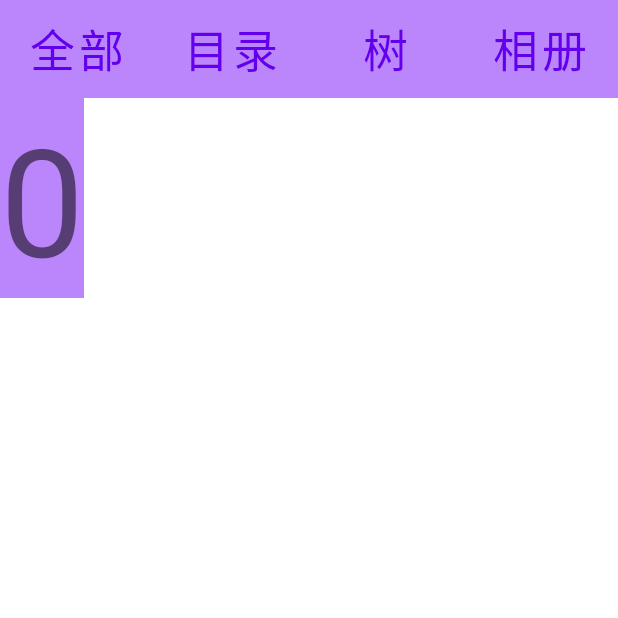
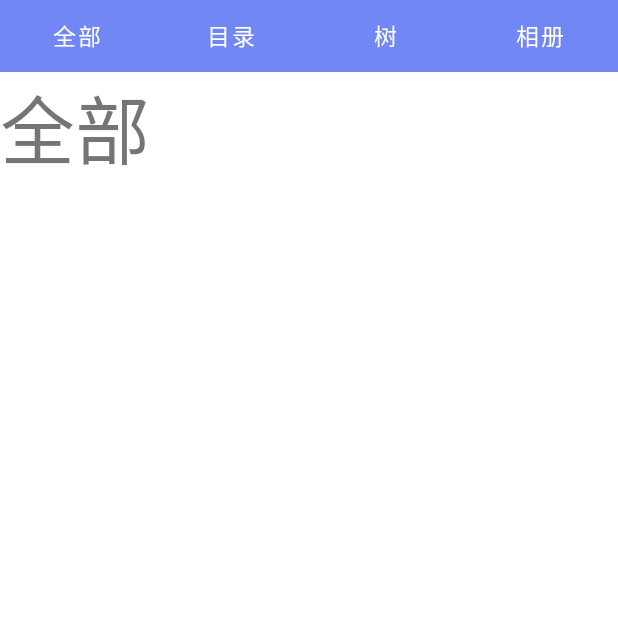
Before and after one commit to yue-hai/yuehai-pic, an Android app: the screen it shows after launch (HomeActivity), on a phone screen of 412 x 824 dp, the top half of it. Run offline under Robolectric (Android 15) with nearby library versions, the phone set to English and light mode, and no system bars.

Commit message:
主页 home、内容主体 content

```diff
--- a/app/src/main/AndroidManifest.xml
+++ b/app/src/main/AndroidManifest.xml
@@ -14,11 +14,11 @@
         android:theme，指定 App 的显示风格。
      -->
 	<application
-		android:allowBackup="true"
+		android:allowBackup="false"
 		android:label="@string/app_name"
 		android:icon="@mipmap/ic_launcher"
 		android:roundIcon="@mipmap/ic_launcher_round"
-		android:supportsRtl="true"
+		android:supportsRtl="false"
 		android:theme="@style/Theme.Y_pic"
 		android:fullBackupContent="@xml/backup_rules"
 		tools:targetApi="31"
--- a/app/src/main/java/com/yuehai/pic/HomeActivity.kt
+++ b/app/src/main/java/com/yuehai/pic/HomeActivity.kt
@@ -1,20 +1,40 @@
 package com.yuehai.pic
 
-import android.annotation.SuppressLint
 import android.os.Bundle
 import androidx.appcompat.app.AppCompatActivity
+import androidx.viewpager.widget.ViewPager
+import androidx.viewpager2.adapter.FragmentStateAdapter
+import androidx.viewpager2.widget.ViewPager2
+import com.yuehai.pic.ui.adapter.HomeContentAdapter
 
 /**
 @author 月海
 @create 2023/4/26 19:59
  */
 class HomeActivity: AppCompatActivity() {
-    @SuppressLint("SetTextI18n")
+
+    // 定义 Fragment 需要显示的数据
+    private val fragmentData = listOf(
+        "content_all",
+        "content_directory",
+        "content_tree",
+        "content_album"
+    )
+
     override fun onCreate(savedInstanceState: Bundle?) {
         super.onCreate(savedInstanceState)
         // 设置内容视图；当前的组件显示哪个视图（窗口）；R 就是 res 包
         setContentView(R.layout.home)
 
+        // 获取翻页视图对象
+        val viewPager = findViewById<ViewPager2>(R.id.content)
+        // 构建适配器
+        val homeContentAdapter = HomeContentAdapter(this , fragmentData)
+        // 传入适配器实例
+        viewPager?.adapter = homeContentAdapter
+        // 默认开始选中第几个视图
+        viewPager.currentItem = 0
+
     }
 
 }
--- /dev/null
+++ b/app/src/main/java/com/yuehai/pic/ui/adapter/HomeContentAdapter.kt
@@ -0,0 +1,41 @@
+package com.yuehai.pic.ui.adapter
+
+import androidx.fragment.app.Fragment
+import androidx.fragment.app.FragmentActivity
+import androidx.viewpager2.adapter.FragmentStateAdapter
+import com.yuehai.pic.ui.fragment.FragmentContentAlbum
+import com.yuehai.pic.ui.fragment.FragmentContentAll
+import com.yuehai.pic.ui.fragment.FragmentContentDirectory
+import com.yuehai.pic.ui.fragment.FragmentContentTree
+
+class HomeContentAdapter(
+	/**
+	 * FragmentActivity 是一个特殊的 Activity，它提供了一种处理 Fragment 的方法，可以在 API 级别低于 11 的系统版本上使用。
+	 * 如果支持的最低系统版本是 API 级别 11 或更高，则可以使用常规 Activity
+	 */
+	private var fa: FragmentActivity,
+	// 所需数据
+	private var data: List<String>
+): FragmentStateAdapter(fa) {
+
+	// 返回要显示的 Fragment 的个数
+	override fun getItemCount(): Int {
+		return data.size
+	}
+
+	// 返回要显示的 Fragment 实例
+	override fun createFragment(p0: Int): Fragment {
+		var fragmentView: Fragment? = null
+
+		when(data[p0]){
+			"content_all" -> { fragmentView = FragmentContentAll() }
+			"content_directory" -> { fragmentView = FragmentContentDirectory() }
+			"content_tree" -> { fragmentView = FragmentContentTree() }
+			"content_album" -> { fragmentView = FragmentContentAlbum() }
+		}
+
+		return fragmentView!!
+	}
+
+
+}
--- /dev/null
+++ b/app/src/main/java/com/yuehai/pic/ui/fragment/FragmentContentAll.kt
@@ -0,0 +1,28 @@
+package com.yuehai.pic.ui.fragment
+
+import android.os.Bundle
+import android.view.LayoutInflater
+import android.view.View
+import android.view.ViewGroup
+import androidx.fragment.app.Fragment
+import com.yuehai.pic.R
+
+
+class FragmentContentAll: Fragment()  {
+
+	/**
+	 * onCreateView 是碎片的生命周期中的一种状态，在为碎片创建视图（加载布局）时调用
+	 *
+	 * LayoutInflater inflater：作用类似于 findViewById()
+	 *      findViewById（）用来寻找 xml 布局下的具体的控件（Button、TextView等）
+	 *      LayoutInflater inflater() 用来找 res/layout/ 下的 xml 布局文件
+	 * ViewGroup container：表示容器，View 放在里面
+	 * Bundle savedInstanceState：保存当前的状态，在活动的生命周期中，只要离开了可见阶段，活动很可能就会被进程终止，这种机制能保存当时的状态
+	 */
+	override fun onCreateView(inflater: LayoutInflater, container: ViewGroup?, savedInstanceState: Bundle?): View? {
+		// 加载 Fragment 布局
+		val view = inflater.inflate(R.layout.fragment_content_all, container, false)
+
+		return view
+	}
+}
--- a/app/src/main/java/com/yuehai/pic/ui/fragment/ClickableText.kt
+++ b/app/src/main/java/com/yuehai/pic/ui/fragment/FragmentNavigationBar.kt
@@ -6,17 +6,17 @@ import android.view.LayoutInflater
 import android.view.View
 import android.view.ViewGroup
 import android.widget.Button
+import androidx.fragment.app.Fragment
 import com.yuehai.pic.R
-import com.yuehai.pic.ui.fragment.base.BaseFragment
 
 /**
 @author 月海
 @create 2023/4/29 19:30
  */
-class ClickableText: BaseFragment() {
+class FragmentNavigationBar: Fragment() {
 
     /**
-     * onCreatView 是碎片的生命周期中的一种状态，在为碎片创建视图（加载布局）时调用
+     * onCreateView 是碎片的生命周期中的一种状态，在为碎片创建视图（加载布局）时调用
      *
      * LayoutInflater inflater：作用类似于 findViewById()
      *      findViewById（）用来寻找 xml 布局下的具体的控件（Button、TextView等）
@@ -26,7 +26,7 @@ class ClickableText: BaseFragment() {
      */
     override fun onCreateView(inflater: LayoutInflater, container: ViewGroup?, savedInstanceState: Bundle?): View? {
         // 加载 Fragment 布局
-        val view = inflater.inflate(R.layout.fragment_clickable_text, container, false)
+        val view = inflater.inflate(R.layout.fragment_navigation_bar, container, false)
 
         // 给 Fragment 的按钮添加事件
         view.findViewById<Button>(R.id.nav_all).setOnClickListener { onClickListenerNavAll() }
--- a/app/src/main/java/com/yuehai/pic/ui/fragment/base/BaseFragment.kt
+++ /dev/null
@@ -1,13 +0,0 @@
-package com.yuehai.pic.ui.fragment.base
-
-import androidx.fragment.app.Fragment
-
-/**
-@author 月海
-@create 2023/4/29 18:30
-
-Fragment 基类
- */
-abstract class BaseFragment: Fragment() {
-
-}
--- /dev/null
+++ b/app/src/main/res/layout/fragment_content_all.xml
@@ -0,0 +1,13 @@
+<?xml version="1.0" encoding="utf-8"?>
+<!-- 主体内容：全部 -->
+<LinearLayout xmlns:android="http://schemas.android.com/apk/res/android"
+	android:layout_width="match_parent"
+	android:layout_height="match_parent">
+
+	<TextView
+		android:text="全部"
+		android:textSize="50dp"
+		android:layout_width="wrap_content"
+		android:layout_height="wrap_content" />
+
+</LinearLayout>
--- a/app/src/main/res/layout/fragment_clickable_text.xml
+++ b/app/src/main/res/layout/fragment_navigation_bar.xml
@@ -12,44 +12,52 @@
 	android:layout_width="match_parent"
 	android:layout_height="wrap_content"
 	android:orientation="horizontal"
-	android:background="@color/purple_200"
+	android:background="@color/yuehai_light_blue"
 	android:weightSum="4">
 
 	<Button
 		android:id="@+id/nav_all"
-		android:layout_width="0dp"
+		android:layout_width="@dimen/dp_0"
 		android:layout_height="wrap_content"
 		android:gravity="center"
 		android:text="@string/nav_all"
-		android:textSize="30sp"
-		android:layout_weight="1" style="?android:attr/buttonBarButtonStyle"/>
+		android:textSize="@dimen/sp_20"
+		android:textColor="@color/white"
+		android:layout_weight="1"
+		style="?android:attr/buttonBarButtonStyle"/>
 
 	<Button
 		android:id="@+id/nav_directory"
-		android:layout_width="0dp"
+		android:layout_width="@dimen/dp_0"
 		android:layout_height="wrap_content"
 		android:gravity="center"
 		android:text="@string/nav_directory"
-		android:textSize="30sp"
-		android:layout_weight="1" style="?android:attr/buttonBarButtonStyle"/>
+		android:textSize="@dimen/sp_20"
+		android:textColor="@color/white"
+		android:layout_weight="1"
+		style="?android:attr/buttonBarButtonStyle"/>
 
 	<Button
 		android:id="@+id/nav_tree"
-		android:layout_width="0dp"
+		android:layout_width="@dimen/dp_0"
 		android:layout_height="wrap_content"
 		android:gravity="center"
 		android:text="@string/nav_tree"
-		android:textSize="30sp"
-		android:layout_weight="1" style="?android:attr/buttonBarButtonStyle"/>
+		android:textSize="@dimen/sp_20"
+		android:textColor="@color/white"
+		android:layout_weight="1"
+		style="?android:attr/buttonBarButtonStyle"/>
 
 	<Button
 		android:id="@+id/nav_album"
-		android:layout_width="0dp"
+		android:layout_width="@dimen/dp_0"
 		android:layout_height="wrap_content"
 		android:gravity="center"
 		android:text="@string/nav_album"
-		android:textSize="30sp"
-		android:layout_weight="1" style="?android:attr/buttonBarButtonStyle"/>
+		android:textSize="@dimen/sp_20"
+		android:textColor="@color/white"
+		android:layout_weight="1"
+		style="?android:attr/buttonBarButtonStyle"/>
 
 
 </LinearLayout>
--- a/app/src/main/res/layout/home.xml
+++ b/app/src/main/res/layout/home.xml
@@ -1,26 +1,27 @@
 <?xml version="1.0" encoding="utf-8"?>
 <LinearLayout xmlns:android="http://schemas.android.com/apk/res/android"
-              android:layout_width="match_parent"
-              android:layout_height="match_parent" xmlns:tools="http://schemas.android.com/tools"
-              android:orientation="vertical">
+		android:layout_width="match_parent"
+		android:layout_height="match_parent"
+		xmlns:tools="http://schemas.android.com/tools"
+		android:orientation="vertical">
 
 	<!--
-		引入 Fragment
+		引入 Fragment 顶部导航栏
 		tools:layout：无实际作用，单纯告诉编译器布局编辑时预览不同的布局，而不需要等到运行时才能看到效果
 	-->
 	<androidx.fragment.app.FragmentContainerView
 		android:id="@+id/nav"
-		android:name="com.yuehai.pic.ui.fragment.ClickableText"
+		android:name="com.yuehai.pic.ui.fragment.FragmentNavigationBar"
 		android:layout_width="match_parent"
 		android:layout_height="wrap_content"
-		tools:layout="@layout/fragment_clickable_text" />
+		tools:layout="@layout/fragment_navigation_bar" />
 
-	<TextView
-		android:id="@+id/home_text"
-		android:text="0"
-		android:textSize="100dp"
-		android:background="@color/purple_200"
-		android:layout_width="wrap_content"
-		android:layout_height="wrap_content" />
+	<!-- 翻页视图：显示内容主体 -->
+	<androidx.viewpager2.widget.ViewPager2
+		android:id="@+id/content"
+		android:layout_width="match_parent"
+		android:layout_height="match_parent" />
+
+
 
 </LinearLayout>
--- a/app/src/main/res/values-night/themes.xml
+++ b/app/src/main/res/values-night/themes.xml
@@ -1,16 +1,15 @@
 <resources xmlns:tools="http://schemas.android.com/tools">
 	<!-- Base application theme. -->
 	<style name="Theme.Y_pic" parent="Theme.MaterialComponents.DayNight.NoActionBar">
-		<!-- Primary brand color. -->
-		<item name="colorPrimary">@color/purple_200</item>
-		<item name="colorPrimaryVariant">@color/purple_700</item>
-		<item name="colorOnPrimary">@color/black</item>
-		<!-- Secondary brand color. -->
-		<item name="colorSecondary">@color/teal_200</item>
-		<item name="colorSecondaryVariant">@color/teal_200</item>
-		<item name="colorOnSecondary">@color/black</item>
-		<!-- Status bar color. -->
-		<item name="android:statusBarColor">?attr/colorPrimaryVariant</item>
-		<!-- Customize your theme here. -->
+
+		<!-- 应用的主要色调，actionBar 默认使用该颜色，Toolbar 导航栏的底色 -->
+		<item name="colorPrimary">@color/yuehai_light_blue</item>
+
+		<!-- 状态栏颜色 -->
+		<item name="android:statusBarColor">@color/yuehai_light_blue</item>
+
+		<!-- 控件相关 -->
+		<!-- button 文字是否全部大写（系统默认开）-->
+		<item name="android:textAllCaps">false</item>
 	</style>
 </resources>
--- a/app/src/main/res/values/colors.xml
+++ b/app/src/main/res/values/colors.xml
@@ -7,4 +7,8 @@
 	<color name="teal_700">#FF018786</color>
 	<color name="black">#FF000000</color>
 	<color name="white">#FFFFFFFF</color>
+
+	<!-- 淡蓝色；主题色 -->
+	<color name="yuehai_light_blue">#7187f4</color>
+
 </resources>
--- /dev/null
+++ b/app/src/main/res/values/dimens.xml
@@ -0,0 +1,12 @@
+<?xml version="1.0" encoding="utf-8"?>
+<resources>
+
+	<!-- 控件尺寸 -->
+	<dimen name="dp_0">0dp</dimen>
+
+
+	<!-- 字体尺寸 -->
+	<dimen name="sp_20">15sp</dimen>
+
+
+</resources>
--- a/app/src/main/res/values/themes.xml
+++ b/app/src/main/res/values/themes.xml
@@ -1,16 +1,16 @@
 <resources xmlns:tools="http://schemas.android.com/tools">
 	<!-- Base application theme. -->
 	<style name="Theme.Y_pic" parent="Theme.MaterialComponents.DayNight.NoActionBar">
-		<!-- Primary brand color. -->
-		<item name="colorPrimary">@color/purple_500</item>
-		<item name="colorPrimaryVariant">@color/purple_700</item>
-		<item name="colorOnPrimary">@color/white</item>
-		<!-- Secondary brand color. -->
-		<item name="colorSecondary">@color/teal_200</item>
-		<item name="colorSecondaryVariant">@color/teal_700</item>
-		<item name="colorOnSecondary">@color/black</item>
-		<!-- Status bar color. -->
-		<item name="android:statusBarColor">?attr/colorPrimaryVariant</item>
-		<!-- Customize your theme here. -->
+
+		<!-- 应用的主要色调，actionBar 默认使用该颜色，Toolbar 导航栏的底色 -->
+		<item name="colorPrimary">@color/yuehai_light_blue</item>
+
+		<!-- 状态栏颜色 -->
+		<item name="android:statusBarColor">@color/yuehai_light_blue</item>
+
+		<!-- 控件相关 -->
+		<!-- button 文字是否全部大写（系统默认开）-->
+		<item name="android:textAllCaps">false</item>
+
 	</style>
 </resources>
```
Also changed, not shown: app/build.gradle (+8 -1 lines), app/src/main/java/com/yuehai/pic/ui/fragment/FragmentContentAlbum.kt (added, +28 -0 lines), app/src/main/java/com/yuehai/pic/ui/fragment/FragmentContentDirectory.kt (added, +28 -0 lines), app/src/main/java/com/yuehai/pic/ui/fragment/FragmentContentTree.kt (added, +28 -0 lines), app/src/main/res/layout/fragment_content_album.xml (added, +13 -0 lines), app/src/main/res/layout/fragment_content_directory.xml (added, +13 -0 lines), app/src/main/res/layout/fragment_content_tree.xml (added, +13 -0 lines).
